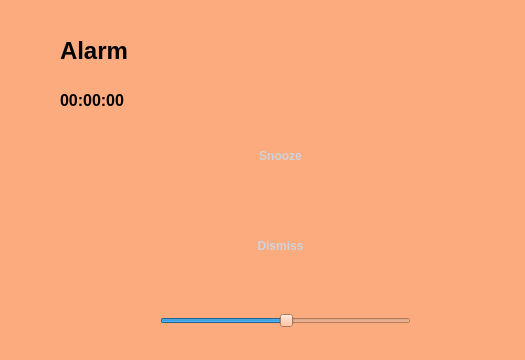
Old version of the form lab2/thirdwindow.ui in the repository bondanuclear/Lab_oop; both pictures show x 0 to 525 and y 0 to 360 of the 628 by 537 pixel window.
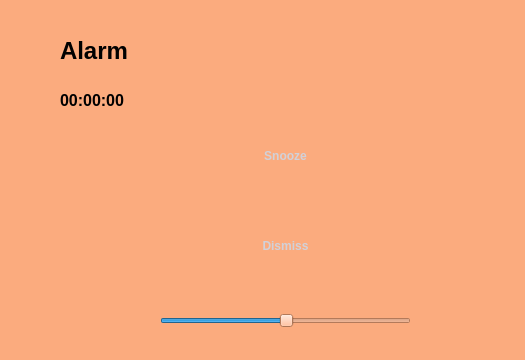
New version of the form.

Commit message: lab2. ooop

```diff
--- a/lab2/thirdwindow.ui
+++ b/lab2/thirdwindow.ui
@@ -43,7 +43,7 @@
     <rect>
      <x>210</x>
      <y>130</y>
-     <width>141</width>
+     <width>151</width>
      <height>51</height>
     </rect>
    </property>
@@ -74,7 +74,7 @@
     <rect>
      <x>210</x>
      <y>220</y>
-     <width>141</width>
+     <width>151</width>
      <height>51</height>
     </rect>
    </property>
```
Left out of the diff: 6 changed lines with no effect on the pictures.
